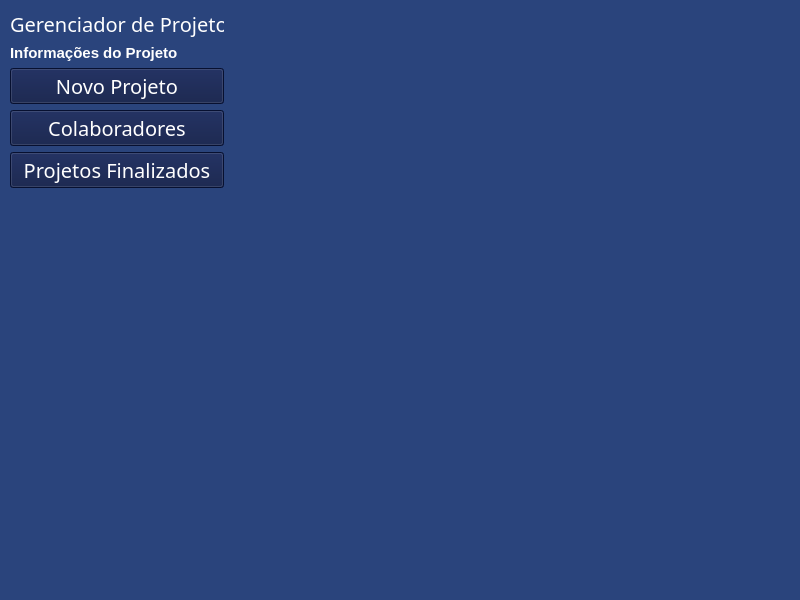
This is view/main_window.ui in Michel3-01/Gerenciador_de_Projetos as Qt 5 draws it before an edit. The edited form follows.
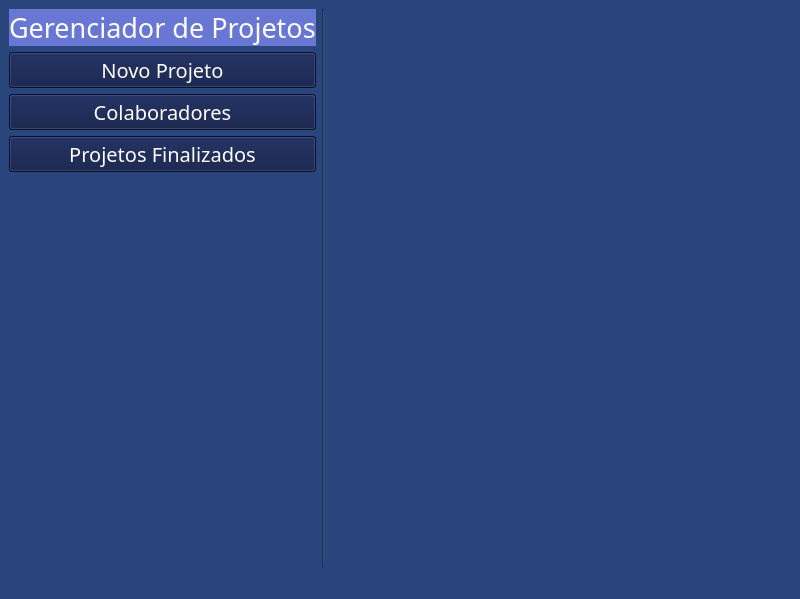
This is the edited form.

Diff of the .ui file:
```diff
--- a/view/main_window.ui
+++ b/view/main_window.ui
@@ -7,7 +7,7 @@
     <x>0</x>
     <y>0</y>
     <width>800</width>
-    <height>600</height>
+    <height>599</height>
    </rect>
   </property>
   <property name="font">
@@ -23,38 +23,20 @@
    <string notr="true">background-color: rgb(42, 68, 124);</string>
   </property>
   <widget class="QWidget" name="centralwidget">
-   <widget class="QStackedWidget" name="stackedWidget">
-    <property name="geometry">
-     <rect>
-      <x>239</x>
-      <y>19</y>
-      <width>551</width>
-      <height>551</height>
-     </rect>
-    </property>
-    <widget class="QWidget" name="page"/>
-    <widget class="QWidget" name="page_2"/>
-   </widget>
-   <widget class="QWidget" name="">
-    <property name="geometry">
-     <rect>
-      <x>10</x>
-      <y>10</y>
-      <width>214</width>
-      <height>561</height>
-     </rect>
-    </property>
+   <layout class="QHBoxLayout" name="horizontalLayout">
+    <item>
     <layout class="QVBoxLayout" name="verticalLayout">
      <item>
       <widget class="QLabel" name="label">
        <property name="font">
         <font>
          <family>Impact</family>
-         <pointsize>15</pointsize>
+          <pointsize>20</pointsize>
         </font>
        </property>
        <property name="styleSheet">
-        <string notr="true">color: rgb(255,255,255);</string>
+         <string notr="true">color:rgb(255,255,255);
+background-color: rgb(105, 119, 212);</string>
        </property>
        <property name="text">
         <string>Gerenciador de Projetos</string>
@@ -62,25 +44,7 @@
       </widget>
      </item>
      <item>
-      <widget class="QLabel" name="label_2">
-       <property name="font">
-        <font>
-         <family>MS Sans Serif</family>
-         <pointsize>11</pointsize>
-         <weight>75</weight>
-         <bold>true</bold>
-        </font>
-       </property>
-       <property name="styleSheet">
-        <string notr="true">color:rgb(255, 255, 255)</string>
-       </property>
-       <property name="text">
-        <string>Informações do Projeto</string>
-       </property>
-      </widget>
-     </item>
-     <item>
-      <widget class="QPushButton" name="pushButton">
+       <widget class="QPushButton" name="novoprojeto_btn">
        <property name="font">
         <font>
          <family>Impact</family>
@@ -158,7 +122,21 @@
       </spacer>
      </item>
     </layout>
-   </widget>
+    </item>
+    <item>
+     <widget class="Line" name="line">
+      <property name="orientation">
+       <enum>Qt::Vertical</enum>
+      </property>
+     </widget>
+    </item>
+    <item>
+     <widget class="QStackedWidget" name="painel_principal">
+      <widget class="QWidget" name="page"/>
+      <widget class="QWidget" name="page_2"/>
+     </widget>
+    </item>
+   </layout>
   </widget>
   <widget class="QStatusBar" name="statusbar"/>
  </widget>
```
Left out of the diff: 4 changed lines with no effect on the pictures. Lines whose indentation alone changed are shown as unchanged.
